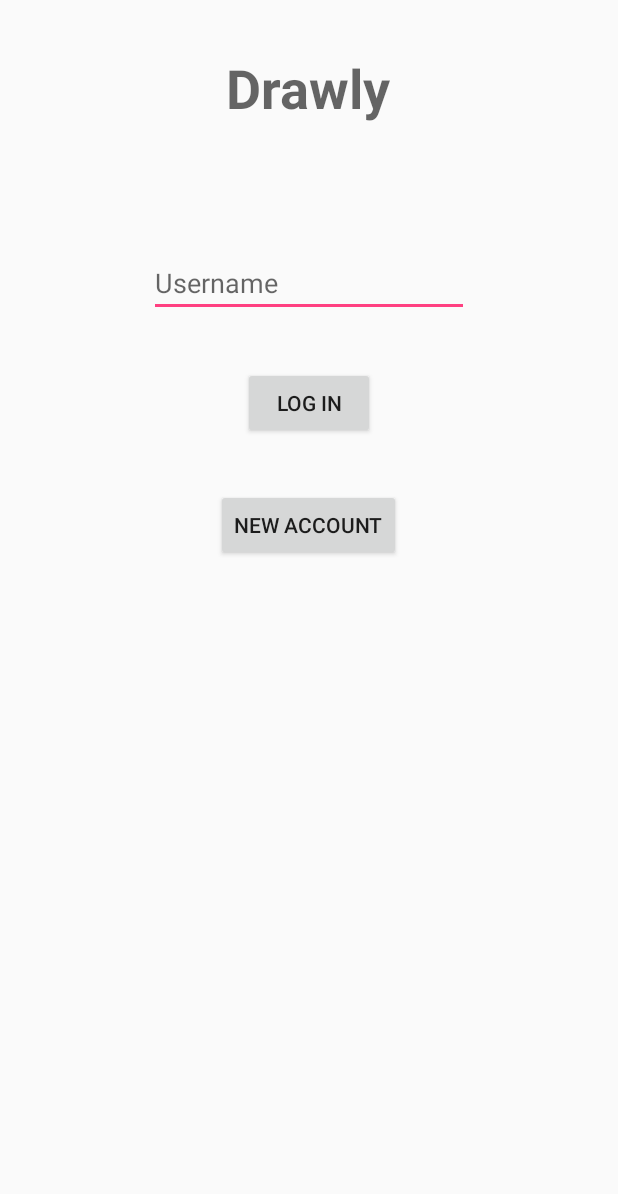
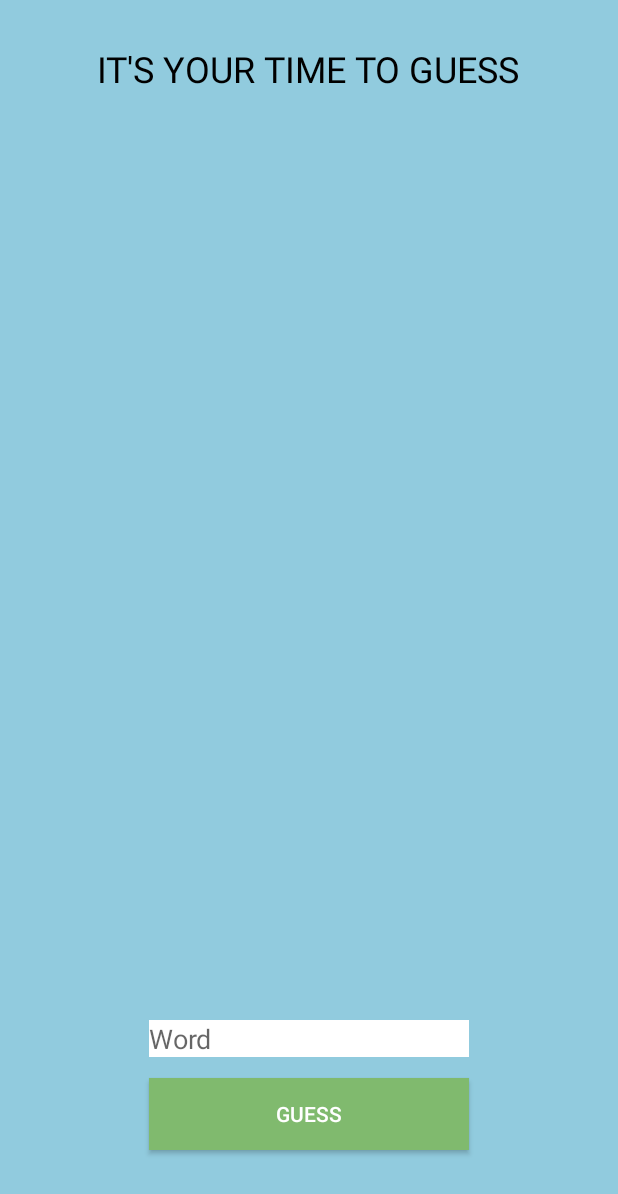
Before and after one commit to EirikRogno/tdt4240_project, an Android app: the screen it shows after launch (LogInActivity before the commit, GuessingActivity after it), on a phone screen of 412 x 824 dp. Shown: the top 1194 px of the screen. Run offline under Robolectric (Android 15) with nearby library versions, the phone set to English and light mode, and no system bars; our stand-ins replace Volley.

Commit message:
Button for guessing with pop up response

```diff
--- a/app/src/main/AndroidManifest.xml
+++ b/app/src/main/AndroidManifest.xml
@@ -15,14 +15,15 @@
         <activity android:name=".mainmenu.MainMenuActivity" />
         <activity android:name=".drawing.DrawingActivity" />
         <activity
-            android:name=".login.LogInActivity"
+            android:name=".guessing.GuessingActivity"
             android:theme="@style/AppTheme.NoActionBar" >
             <intent-filter>
                 <action android:name="android.intent.action.MAIN" />
                 <category android:name="android.intent.category.LAUNCHER" />
             </intent-filter>
         </activity>
-        <activity android:name=".guessing.GuessingActivity" />
+        <activity android:name=".login.LogInActivity" />
+
     </application>
 
 </manifest>
--- a/app/src/main/java/com/example/eirik/tdt4240_project/guessing/GuessingActivity.java
+++ b/app/src/main/java/com/example/eirik/tdt4240_project/guessing/GuessingActivity.java
@@ -1,15 +1,47 @@
 package com.example.eirik.tdt4240_project.guessing;
 
+import android.content.DialogInterface;
+import android.support.v7.app.AlertDialog;
 import android.support.v7.app.AppCompatActivity;
 import android.os.Bundle;
+import android.view.View;
+import android.widget.Button;
+import android.widget.EditText;
 
 import com.example.eirik.tdt4240_project.R;
 
 public class GuessingActivity extends AppCompatActivity {
 
+    private EditText guessInput;
+    private Button button;
+    GuessingController controller = new GuessingController();
+
     @Override
     protected void onCreate(Bundle savedInstanceState) {
         super.onCreate(savedInstanceState);
         setContentView(R.layout.activity_guessing);
+        guessInput = (EditText)findViewById(R.id.txtWordGuess);
+        button = (Button) findViewById(R.id.guessButton);
+    }
+
+    public void goToNextState(){
+        // TODO: move the game to next state;
+    }
+
+    public void makeGuess(View view){
+        controller.correctGuess(guessInput.getText().toString(), this);
+    }
+
+    public void displayMessage(String message){
+        AlertDialog alertDialog = new AlertDialog.Builder(GuessingActivity.this).create();
+        alertDialog.setTitle("Wrong word");
+        alertDialog.setMessage(message);
+        alertDialog.setButton(AlertDialog.BUTTON_NEUTRAL, "Try again!",
+                new DialogInterface.OnClickListener() {
+                    public void onClick(DialogInterface dialog, int which) {
+                        dialog.dismiss();
+                    }
+                });
+        alertDialog.show();
     }
 }
--- a/app/src/main/java/com/example/eirik/tdt4240_project/guessing/GuessingController.java
+++ b/app/src/main/java/com/example/eirik/tdt4240_project/guessing/GuessingController.java
@@ -1,4 +1,34 @@
 package com.example.eirik.tdt4240_project.guessing;
 
+//GET:/drawing/{matchID}
+
+import android.app.AlertDialog;
+
+import com.example.eirik.tdt4240_project.AppController;
+
 public class GuessingController {
+
+    AppController appController = AppController.getInstance();
+
+
+    public String getWord(){
+        // get word from backend - matchID
+        // GET:/drawing/{matchID} Returns latest drawing for given match => Word: String
+
+        return "Banan";
+    }
+
+    public void correctGuess(String guess, GuessingActivity guessingActivity){
+        if (guess.equals(getWord())){
+            guessingActivity.displayMessage("You guessed correct! Wooohooo, you're amazing!");
+
+            // TODO: change to the next state, new view
+            // guessingActivity.goToNextState();
+        }else {
+            guessingActivity.displayMessage("You guessed the wrong word, try again.");
+        }
+    }
+
+
+
 }
--- a/app/src/main/res/layout/activity_guessing.xml
+++ b/app/src/main/res/layout/activity_guessing.xml
@@ -7,6 +7,45 @@
     android:paddingLeft="@dimen/activity_horizontal_margin"
     android:paddingRight="@dimen/activity_horizontal_margin"
     android:paddingTop="@dimen/activity_vertical_margin"
+    android:background="#91cbde"
     tools:context="com.example.eirik.tdt4240_project.guessing.GuessingActivity">
 
+    <EditText
+        android:id="@+id/txtWordGuess"
+        android:layout_width="wrap_content"
+        android:layout_height="wrap_content"
+        android:ems="10"
+        android:hint="Word"
+        android:background="#ffffff"
+        android:inputType="textPersonName"
+        android:layout_above="@+id/guessButton"
+        android:layout_centerHorizontal="true"
+        android:layout_marginBottom="14dp" />
+
+    <Button
+        android:id="@+id/guessButton"
+        android:layout_width="wrap_content"
+        android:layout_height="wrap_content"
+        android:layout_alignEnd="@+id/txtWordGuess"
+        android:layout_alignLeft="@+id/txtWordGuess"
+        android:layout_alignParentBottom="true"
+        android:layout_alignRight="@+id/txtWordGuess"
+        android:layout_alignStart="@+id/txtWordGuess"
+        android:layout_marginBottom="41dp"
+        android:background="#80ba6e"
+        android:onClick="makeGuess"
+        android:text="Guess"
+        android:textColor="#ffffff" />
+
+    <TextView
+        android:id="@+id/textView"
+        android:layout_width="wrap_content"
+        android:layout_height="wrap_content"
+        android:layout_marginTop="13dp"
+        android:text="IT'S YOUR TIME TO GUESS"
+        android:textColor="#000000"
+        android:textSize="24sp"
+        android:layout_alignParentTop="true"
+        android:layout_centerHorizontal="true" />
+
 </RelativeLayout>
```
